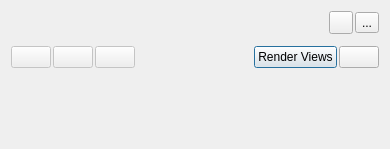
Old version of the form Qt/ApplicationComponents/Resources/UI/pqColorMapEditor.ui in the repository Kitware/ParaView.
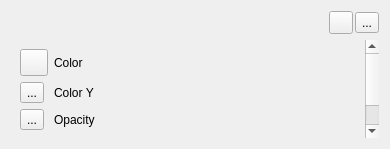
New version of the form. Icons and pictures are not drawn. Custom widgets are drawn as their Qt base class.

Commit message:
ColorMapEditor: Use pqDisplay[Color, Color2, Opacity]Widget
- Color widget label renamed to 'Color X' when editing a 2D transfer funtion.

Diff of the .ui file:
```diff
--- a/Qt/ApplicationComponents/Resources/UI/pqColorMapEditor.ui
+++ b/Qt/ApplicationComponents/Resources/UI/pqColorMapEditor.ui
@@ -94,10 +94,81 @@
         <height>76</height>
        </rect>
       </property>
-      <layout class="QVBoxLayout" name="ScrollAreaLayout" stretch="0,0,1">
-       <property name="margin" stdset="0">
-        <number>0</number>
-       </property>
+      <layout class="QVBoxLayout" name="ScrollAreaLayout" stretch="0,0,0,1">
+       <item>
+        <layout class="QGridLayout" name="gridLayout" columnstretch="0,0,0,0">
+         <item row="0" column="1">
+          <widget class="QLabel" name="ColorLabel">
+           <property name="text">
+            <string>Color</string>
+           </property>
+          </widget>
+         </item>
+         <item row="1" column="1">
+          <widget class="QLabel" name="Color2Label">
+           <property name="text">
+            <string>Color Y</string>
+           </property>
+          </widget>
+         </item>
+         <item row="2" column="1">
+          <widget class="QLabel" name="OpacityLabel">
+           <property name="text">
+            <string>Opacity</string>
+           </property>
+          </widget>
+         </item>
+         <item row="0" column="0">
+          <widget class="QToolButton" name="UseSeparateColorArray">
+           <property name="text">
+            <string/>
+           </property>
+           <property name="icon">
+            <iconset resource="../../../Components/Resources/pqComponents.qrc">
+             <normaloff>:/pqWidgets/Icons/pqSeparateColorMap.svg</normaloff>:/pqWidgets/Icons/pqSeparateColorMap.svg</iconset>
+           </property>
+           <property name="iconSize">
+            <size>
+             <width>20</width>
+             <height>20</height>
+            </size>
+           </property>
+           <property name="checkable">
+            <bool>true</bool>
+           </property>
+          </widget>
+         </item>
+         <item row="1" column="0">
+          <widget class="QToolButton" name="Use2DTransferFunction">
+           <property name="text">
+            <string>...</string>
+           </property>
+           <property name="checkable">
+            <bool>true</bool>
+           </property>
+          </widget>
+         </item>
+         <item row="2" column="0">
+          <widget class="QToolButton" name="UseSeparateOpacityArray">
+           <property name="text">
+            <string>...</string>
+           </property>
+           <property name="checkable">
+            <bool>true</bool>
+           </property>
+          </widget>
+         </item>
+         <item row="0" column="2" colspan="2">
+          <widget class="pqDisplayColorWidget" name="DisplayColorWidget" native="true"/>
+         </item>
+         <item row="1" column="2" colspan="2">
+          <widget class="pqDisplayColor2Widget" name="DisplayColor2Widget" native="true"/>
+         </item>
+         <item row="2" column="2" colspan="2">
+          <widget class="pqDisplayOpacityWidget" name="DisplayOpacityWidget" native="true"/>
+         </item>
+        </layout>
+       </item>
        <item>
         <widget class="QFrame" name="PropertiesFrame">
          <property name="sizePolicy">
@@ -248,6 +319,24 @@
    <header>pqSearchBox.h</header>
    <container>1</container>
   </customwidget>
+  <customwidget>
+   <class>pqDisplayColorWidget</class>
+   <extends>QWidget</extends>
+   <header>pqDisplayColorWidget.h</header>
+   <container>1</container>
+  </customwidget>
+  <customwidget>
+   <class>pqDisplayOpacityWidget</class>
+   <extends>QWidget</extends>
+   <header>pqDisplayOpacityWidget.h</header>
+   <container>1</container>
+  </customwidget>
+  <customwidget>
+   <class>pqDisplayColor2Widget</class>
+   <extends>QWidget</extends>
+   <header>pqDisplayColor2Widget.h</header>
+   <container>1</container>
+  </customwidget>
  </customwidgets>
  <resources>
   <include location="../../../Components/Resources/pqComponents.qrc"/>
```
The commit also changes 2 other files.
